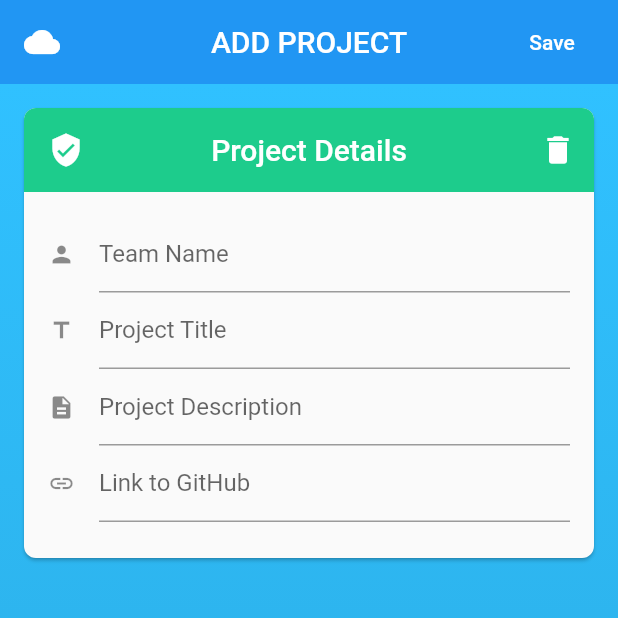
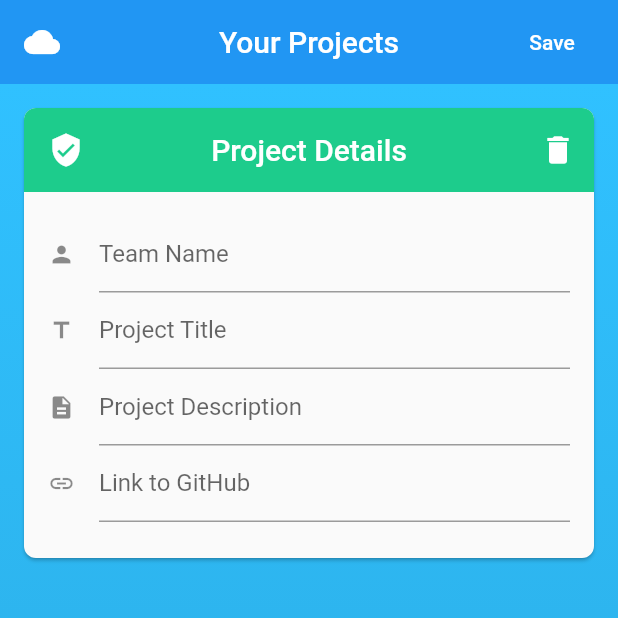
Before and after one commit to tetradodeca/flutter_hackathon, a Flutter app: the screen it shows after launch, after a tap on the "add" icon, on a phone screen of 412 x 824 dp, the top half of it. Run offline on Flutter 3.47's test engine with Material 2 defaults, Android fonts, the light colour scheme and no system bars.

Commit message:
changed some labels

```diff
--- a/lib/multi_form.dart
+++ b/lib/multi_form.dart
@@ -19,7 +19,7 @@ class _MultiFormState extends State<MultiForm> {
         leading: Icon(
           Icons.wb_cloudy,
         ),
-        title: Text('ADD PROJECT'),
+        title: Text('Your Projects'),
         actions: <Widget>[
           FlatButton(
             child: Text('Save'),
@@ -42,8 +42,8 @@ class _MultiFormState extends State<MultiForm> {
         child: projects.length <= 0
             ? Center(
                 child: EmptyState(
-                  title: 'Oops',
-                  message: 'Add form by tapping add button below',
+                  title: 'No Projects added',
+                  message: 'Add your Projects by tapping the add icon below!',
                 ),
               )
             : ListView.builder(
```
